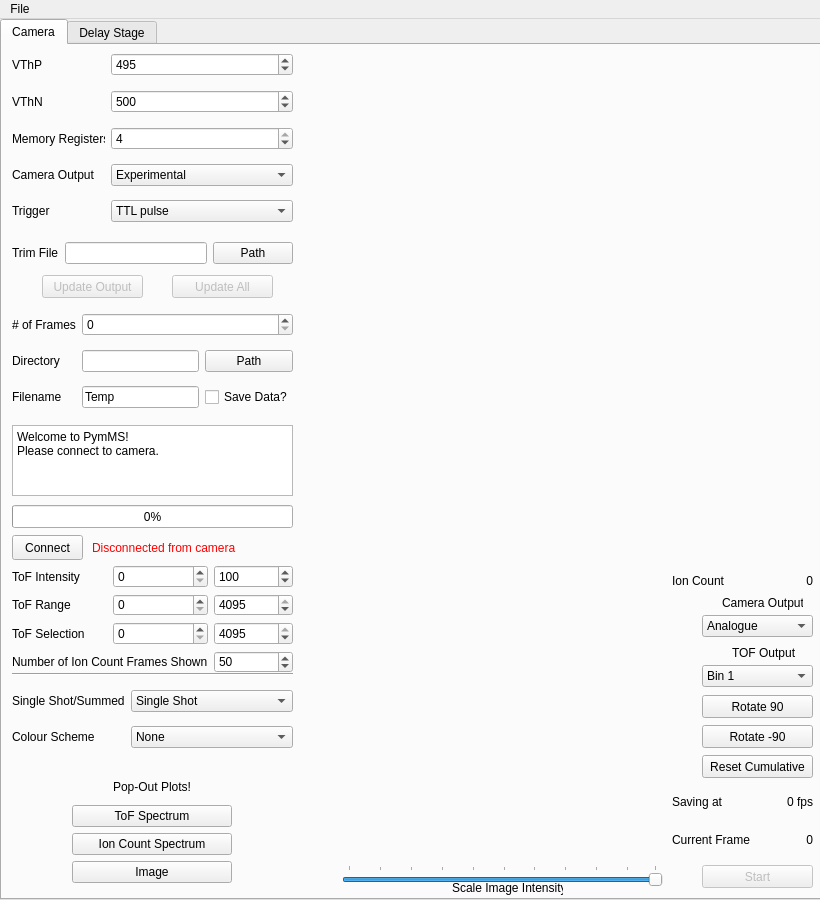
This is image.ui in Turin508/PyMMS as Qt 5 draws it before an edit. The edited form follows.
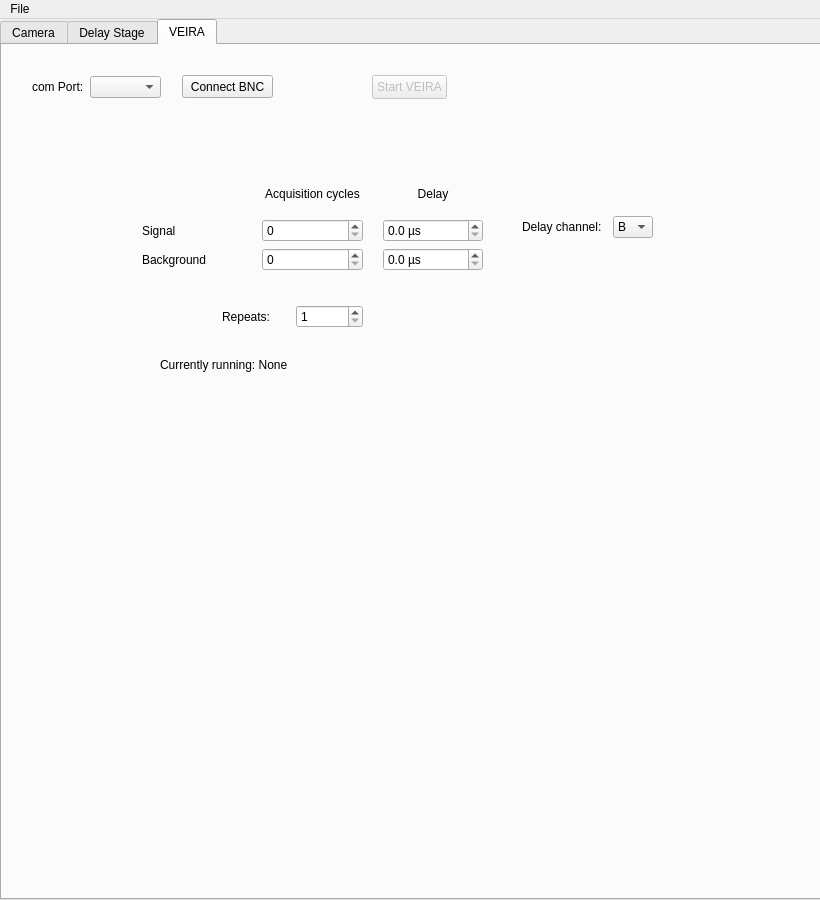
This is the edited form. The open tabs and pages were chosen to show the change. Custom widgets are drawn as their Qt base class.

Commit message:
Implemented support for VEIRA
Added option to control a BNC pulse box. Provide number of acquisition cycles, delay, and channel to control.

When using the VEIRA controls, the signal files will always be even numbers, and the background files odd numbers.

Diff of the .ui file:
```diff
--- a/image.ui
+++ b/image.ui
@@ -2193,6 +2193,265 @@
       </property>
      </widget>
     </widget>
+    <widget class="QWidget" name="VEIRAtab">
+     <attribute name="title">
+      <string>VEIRA</string>
+     </attribute>
+     <widget class="QPushButton" name="bncConnect">
+      <property name="enabled">
+       <bool>true</bool>
+      </property>
+      <property name="geometry">
+       <rect>
+        <x>180</x>
+        <y>30</y>
+        <width>91</width>
+        <height>23</height>
+       </rect>
+      </property>
+      <property name="text">
+       <string>Connect BNC</string>
+      </property>
+     </widget>
+     <widget class="QPushButton" name="_buttonVEIRA">
+      <property name="enabled">
+       <bool>false</bool>
+      </property>
+      <property name="geometry">
+       <rect>
+        <x>370</x>
+        <y>30</y>
+        <width>75</width>
+        <height>24</height>
+       </rect>
+      </property>
+      <property name="text">
+       <string>Start VEIRA</string>
+      </property>
+     </widget>
+     <widget class="QLabel" name="currentVEIRARun">
+      <property name="geometry">
+       <rect>
+        <x>158</x>
+        <y>310</y>
+        <width>301</width>
+        <height>20</height>
+       </rect>
+      </property>
+      <property name="text">
+       <string>Currently running: None</string>
+      </property>
+     </widget>
+     <widget class="QWidget" name="layoutWidget">
+      <property name="geometry">
+       <rect>
+        <x>30</x>
+        <y>30</y>
+        <width>129</width>
+        <height>24</height>
+       </rect>
+      </property>
+      <layout class="QGridLayout" name="gridLayout_11">
+       <item row="0" column="0">
+        <widget class="QLabel" name="label_37">
+         <property name="text">
+          <string>com Port:</string>
+         </property>
+        </widget>
+       </item>
+       <item row="0" column="1">
+        <widget class="QComboBox" name="bncComPort"/>
+       </item>
+      </layout>
+     </widget>
+     <widget class="QWidget" name="layoutWidget">
+      <property name="geometry">
+       <rect>
+        <x>140</x>
+        <y>130</y>
+        <width>341</width>
+        <height>96</height>
+       </rect>
+      </property>
+      <layout class="QGridLayout" name="gridLayout_12">
+       <property name="horizontalSpacing">
+        <number>20</number>
+       </property>
+       <item row="2" column="1">
+        <widget class="QSpinBox" name="sigAcqCycles">
+         <property name="maximum">
+          <number>9999999</number>
+         </property>
+        </widget>
+       </item>
+       <item row="3" column="1">
+        <widget class="QSpinBox" name="bgAcqCycles">
+         <property name="maximum">
+          <number>9999999</number>
+         </property>
+        </widget>
+       </item>
+       <item row="3" column="0">
+        <widget class="QLabel" name="label_39">
+         <property name="text">
+          <string>Background</string>
+         </property>
+        </widget>
+       </item>
+       <item row="2" column="0">
+        <widget class="QLabel" name="label_38">
+         <property name="text">
+          <string>Signal</string>
+         </property>
+        </widget>
+       </item>
+       <item row="0" column="1">
+        <widget class="QLabel" name="label_40">
+         <property name="text">
+          <string>Acquisition cycles</string>
+         </property>
+         <property name="alignment">
+          <set>Qt::AlignCenter</set>
+         </property>
+        </widget>
+       </item>
+       <item row="2" column="2">
+        <widget class="QDoubleSpinBox" name="sigDelay">
+         <property name="suffix">
+          <string> µs</string>
+         </property>
+         <property name="decimals">
+          <number>1</number>
+         </property>
+         <property name="maximum">
+          <double>1000000.000000000000000</double>
+         </property>
+        </widget>
+       </item>
+       <item row="3" column="2">
+        <widget class="QDoubleSpinBox" name="bgDelay">
+         <property name="suffix">
+          <string> µs</string>
+         </property>
+         <property name="decimals">
+          <number>1</number>
+         </property>
+         <property name="maximum">
+          <double>1000000.000000000000000</double>
+         </property>
+        </widget>
+       </item>
+       <item row="0" column="2">
+        <widget class="QLabel" name="label_41">
+         <property name="text">
+          <string>Delay</string>
+         </property>
+         <property name="alignment">
+          <set>Qt::AlignCenter</set>
+         </property>
+        </widget>
+       </item>
+      </layout>
+     </widget>
+     <widget class="QWidget" name="layoutWidget">
+      <property name="geometry">
+       <rect>
+        <x>220</x>
+        <y>260</y>
+        <width>141</width>
+        <height>24</height>
+       </rect>
+      </property>
+      <layout class="QGridLayout" name="gridLayout_13">
+       <item row="0" column="0">
+        <widget class="QLabel" name="label_42">
+         <property name="text">
+          <string>Repeats:</string>
+         </property>
+        </widget>
+       </item>
+       <item row="0" column="1">
+        <widget class="QSpinBox" name="VEIRARepeats">
+         <property name="minimum">
+          <number>1</number>
+         </property>
+        </widget>
+       </item>
+      </layout>
+     </widget>
+     <widget class="QWidget" name="layoutWidget">
+      <property name="geometry">
+       <rect>
+        <x>520</x>
+        <y>170</y>
+        <width>131</width>
+        <height>24</height>
+       </rect>
+      </property>
+      <layout class="QGridLayout" name="gridLayout_14">
+       <item row="0" column="0">
+        <widget class="QLabel" name="label_43">
+         <property name="text">
+          <string>Delay channel:</string>
+         </property>
+        </widget>
+       </item>
+       <item row="0" column="1">
+        <widget class="QComboBox" name="delayChannelCombo">
+         <property name="maximumSize">
+          <size>
+           <width>40</width>
+           <height>16777215</height>
+          </size>
+         </property>
+         <property name="currentIndex">
+          <number>1</number>
+         </property>
+         <item>
+          <property name="text">
+           <string>A</string>
+          </property>
+         </item>
+         <item>
+          <property name="text">
+           <string>B</string>
+          </property>
+         </item>
+         <item>
+          <property name="text">
+           <string>C</string>
+          </property>
+         </item>
+         <item>
+          <property name="text">
+           <string>D</string>
+          </property>
+         </item>
+         <item>
+          <property name="text">
+           <string>E</string>
+          </property>
+         </item>
+         <item>
+          <property name="text">
+           <string>F</string>
+          </property>
+         </item>
+         <item>
+          <property name="text">
+           <string>G</string>
+          </property>
+         </item>
+         <item>
+          <property name="text">
+           <string>H</string>
+          </property>
+         </item>
+        </widget>
+       </item>
+      </layout>
+     </widget>
+    </widget>
    </widget>
   </widget>
   <widget class="QMenuBar" name="menubar">
```
The commit also changes 3 other files.
